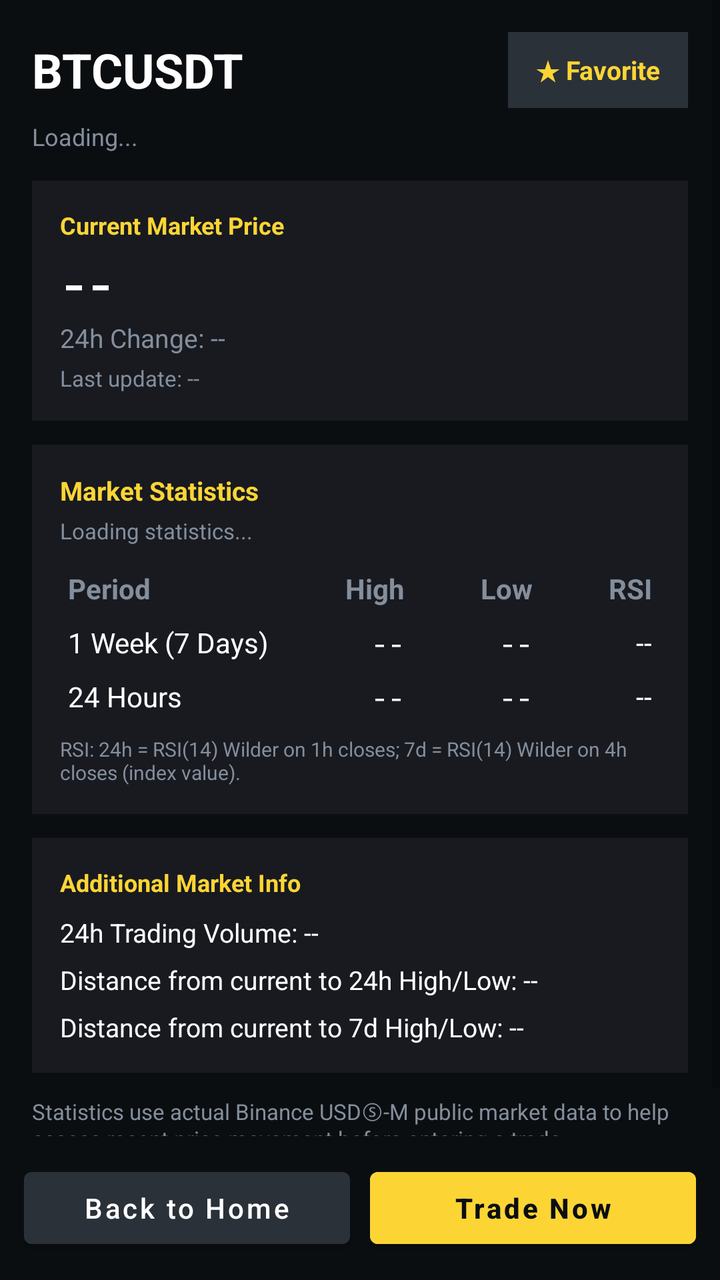
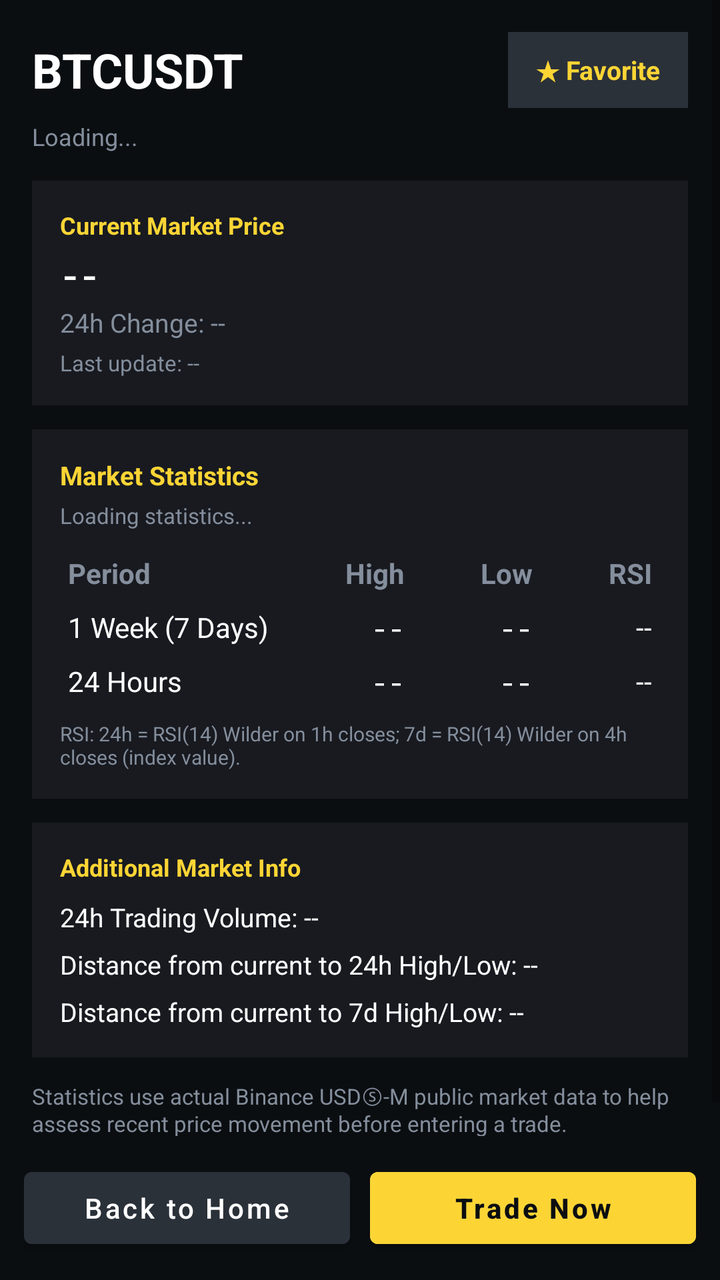

Two renders of the same Android screen: before a commit and after it. Below are the layout's source before the change and the commit's diff.
<!-- AndroidManifest.xml: application theme Theme.BinanceBot.Dark -->
<!-- res/layout/activity_coin_detail.xml -->
<?xml version="1.0" encoding="utf-8"?>
<LinearLayout xmlns:android="http://schemas.android.com/apk/res/android"
    android:layout_width="match_parent"
    android:layout_height="match_parent"
    android:background="@color/bg_primary"
    android:orientation="vertical">

    <ScrollView
        android:layout_width="match_parent"
        android:layout_height="0dp"
        android:layout_weight="1"
        android:fillViewport="true">

        <LinearLayout
            android:layout_width="match_parent"
            android:layout_height="wrap_content"
            android:orientation="vertical"
            android:padding="16dp">

            <LinearLayout
                android:layout_width="match_parent"
                android:layout_height="wrap_content"
                android:gravity="center_vertical"
                android:orientation="horizontal">

                <TextView
                    android:id="@+id/txtDetailSymbol"
                    android:layout_width="0dp"
                    android:layout_height="wrap_content"
                    android:layout_weight="1"
                    android:text="BTCUSDT"
                    android:textColor="@color/text_primary"
                    android:textSize="24sp"
                    android:textStyle="bold" />

                <TextView
                    android:id="@+id/btnFavoriteToggle"
                    android:layout_width="wrap_content"
                    android:layout_height="wrap_content"
                    android:background="@color/bg_input"
                    android:paddingStart="14dp"
                    android:paddingTop="10dp"
                    android:paddingEnd="14dp"
                    android:paddingBottom="10dp"
                    android:text="★ Favorite"
                    android:textColor="@color/accent_yellow"
                    android:textSize="13sp"
                    android:textStyle="bold" />
            </LinearLayout>

            <TextView
                android:id="@+id/txtDetailStatus"
                android:layout_width="match_parent"
                android:layout_height="wrap_content"
                android:layout_marginTop="6dp"
                android:text="Loading..."
                android:textColor="@color/text_muted"
                android:textSize="12sp" />

            <LinearLayout
                android:layout_width="match_parent"
                android:layout_height="wrap_content"
                android:layout_marginTop="14dp"
                android:background="@color/bg_card"
                android:orientation="vertical"
                android:padding="14dp">

                <TextView
                    android:layout_width="wrap_content"
                    android:layout_height="wrap_content"
                    android:text="Current Market Price"
                    android:textColor="@color/accent_yellow"
                    android:textSize="12sp"
                    android:textStyle="bold" />

                <TextView
                    android:id="@+id/txtMarkPrice"
                    android:layout_width="wrap_content"
                    android:layout_height="wrap_content"
                    android:layout_marginTop="6dp"
                    android:fontFamily="monospace"
                    android:text="--"
                    android:textColor="@color/text_primary"
                    android:textSize="22sp"
                    android:textStyle="bold" />

                <TextView
                    android:id="@+id/txtChange"
                    android:layout_width="wrap_content"
                    android:layout_height="wrap_content"
                    android:layout_marginTop="4dp"
                    android:text="24h Change: --"
                    android:textColor="@color/text_muted"
                    android:textSize="13sp" />

                <TextView
                    android:id="@+id/txtUpdated"
                    android:layout_width="wrap_content"
                    android:layout_height="wrap_content"
                    android:layout_marginTop="4dp"
                    android:text="Last update: --"
                    android:textColor="@color/text_muted"
                    android:textSize="11sp" />
            </LinearLayout>

            <LinearLayout
                android:layout_width="match_parent"
                android:layout_height="wrap_content"
                android:layout_marginTop="12dp"
                android:background="@color/bg_card"
                android:orientation="vertical"
                android:padding="14dp">

                <TextView
                    android:layout_width="wrap_content"
                    android:layout_height="wrap_content"
                    android:text="Market Statistics"
                    android:textColor="@color/accent_yellow"
                    android:textSize="13sp"
                    android:textStyle="bold" />

                <TextView
                    android:id="@+id/txtStatsState"
                    android:layout_width="match_parent"
                    android:layout_height="wrap_content"
                    android:layout_marginTop="4dp"
                    android:text="Loading statistics..."
                    android:textColor="@color/text_muted"
                    android:textSize="11sp" />

                <TableLayout
                    android:layout_width="match_parent"
                    android:layout_height="wrap_content"
                    android:layout_marginTop="8dp"
                    android:stretchColumns="1,2,3">

                    <TableRow>
                        <TextView android:text="Period" android:textColor="@color/text_muted" android:textStyle="bold" android:padding="4dp" />
                        <TextView android:text="High" android:textColor="@color/text_muted" android:textStyle="bold" android:padding="4dp" android:gravity="end" />
                        <TextView android:text="Low" android:textColor="@color/text_muted" android:textStyle="bold" android:padding="4dp" android:gravity="end" />
                        <TextView android:text="RSI" android:textColor="@color/text_muted" android:textStyle="bold" android:padding="4dp" android:gravity="end" />
                    </TableRow>

                    <TableRow>
                        <TextView android:text="1 Week (7 Days)" android:textColor="@color/text_primary" android:padding="4dp" />
                        <TextView android:id="@+id/txtHigh7d" android:text="--" android:textColor="@color/text_primary" android:padding="4dp" android:gravity="end" android:fontFamily="monospace" />
                        <TextView android:id="@+id/txtLow7d" android:text="--" android:textColor="@color/text_primary" android:padding="4dp" android:gravity="end" android:fontFamily="monospace" />
                        <TextView android:id="@+id/txtRsi7d" android:text="--" android:textColor="@color/text_primary" android:padding="4dp" android:gravity="end" />
                    </TableRow>

                    <TableRow>
                        <TextView android:text="24 Hours" android:textColor="@color/text_primary" android:padding="4dp" />
                        <TextView android:id="@+id/txtHigh24h" android:text="--" android:textColor="@color/text_primary" android:padding="4dp" android:gravity="end" android:fontFamily="monospace" />
                        <TextView android:id="@+id/txtLow24h" android:text="--" android:textColor="@color/text_primary" android:padding="4dp" android:gravity="end" android:fontFamily="monospace" />
                        <TextView android:id="@+id/txtRsi24h" android:text="--" android:textColor="@color/text_primary" android:padding="4dp" android:gravity="end" />
                    </TableRow>
                </TableLayout>

                <TextView
                    android:id="@+id/txtRsiMethod"
                    android:layout_width="match_parent"
                    android:layout_height="wrap_content"
                    android:layout_marginTop="6dp"
                    android:text="RSI: 24h = RSI(14) Wilder on 1h closes; 7d = RSI(14) Wilder on 4h closes (index value)."
                    android:textColor="@color/text_muted"
                    android:textSize="10sp" />
            </LinearLayout>

            <LinearLayout
                android:layout_width="match_parent"
                android:layout_height="wrap_content"
                android:layout_marginTop="12dp"
                android:background="@color/bg_card"
                android:orientation="vertical"
                android:padding="14dp">

                <TextView
                    android:layout_width="wrap_content"
                    android:layout_height="wrap_content"
                    android:text="Additional Market Info"
                    android:textColor="@color/accent_yellow"
                    android:textSize="12sp"
                    android:textStyle="bold" />

                <TextView android:id="@+id/txtVol24h" android:layout_width="match_parent" android:layout_height="wrap_content" android:layout_marginTop="8dp" android:text="24h Trading Volume: --" android:textColor="@color/text_primary" android:textSize="13sp" />
                <TextView android:id="@+id/txtDist24h" android:layout_width="match_parent" android:layout_height="wrap_content" android:layout_marginTop="6dp" android:text="Distance from current to 24h High/Low: --" android:textColor="@color/text_primary" android:textSize="13sp" />
                <TextView android:id="@+id/txtDist7d" android:layout_width="match_parent" android:layout_height="wrap_content" android:layout_marginTop="6dp" android:text="Distance from current to 7d High/Low: --" android:textColor="@color/text_primary" android:textSize="13sp" />
            </LinearLayout>

            <TextView
                android:layout_width="match_parent"
                android:layout_height="wrap_content"
                android:layout_marginTop="12dp"
                android:text="Statistics use actual Binance USDⓈ-M public market data to help assess recent price movement before entering a trade."
                android:textColor="@color/text_muted"
                android:textSize="11sp" />

        </LinearLayout>
    </ScrollView>

    <LinearLayout
        android:layout_width="match_parent"
        android:layout_height="wrap_content"
        android:background="@color/bg_primary"
        android:orientation="horizontal"
        android:padding="12dp">

        <Button
            android:id="@+id/btnBackHome"
            android:layout_width="0dp"
            android:layout_height="48dp"
            android:layout_weight="1"
            android:backgroundTint="@color/bg_input"
            android:text="Back to Home"
            android:textAllCaps="false"
            android:textColor="@color/text_primary" />

        <Space
            android:layout_width="10dp"
            android:layout_height="1dp" />

        <Button
            android:id="@+id/btnTradeNow"
            android:layout_width="0dp"
            android:layout_height="48dp"
            android:layout_weight="1"
            android:backgroundTint="@color/accent_yellow"
            android:text="Trade Now"
            android:textAllCaps="false"
            android:textColor="@color/bg_primary"
            android:textStyle="bold" />
    </LinearLayout>

</LinearLayout>
<!-- resources referenced by this layout -->
<resources>
  <color name="accent_yellow">#FCD535</color>
  <color name="bg_card">#181A20</color>
  <color name="bg_input">#2B3139</color>
  <color name="bg_primary">#0B0E11</color>
  <color name="text_muted">#848E9C</color>
  <color name="text_primary">#FFFFFF</color>
  <style name="Theme.BinanceBot.Dark" parent="Theme.MaterialComponents.DayNight.NoActionBar">
          <item name="colorPrimary">@color/accent_yellow</item>
          <item name="colorPrimaryVariant">@color/accent_yellow</item>
          <item name="colorOnPrimary">#000000</item>
          <item name="android:windowBackground">@color/bg_primary</item>
          <item name="android:statusBarColor">@color/bg_surface</item>
          <item name="android:navigationBarColor">@color/bg_surface</item>
          <item name="android:textColor">@color/text_primary</item>
      </style>
  <color name="bg_surface">#1E2329</color>
</resources>

<!-- the commit's change to res/layout/activity_coin_detail.xml (unified diff, before → after) -->
@@ -81,7 +81,7 @@
                     android:fontFamily="monospace"
                     android:text="--"
                     android:textColor="@color/text_primary"
-                    android:textSize="22sp"
+                    android:textSize="16sp"
                     android:textStyle="bold" />
 
                 <TextView
